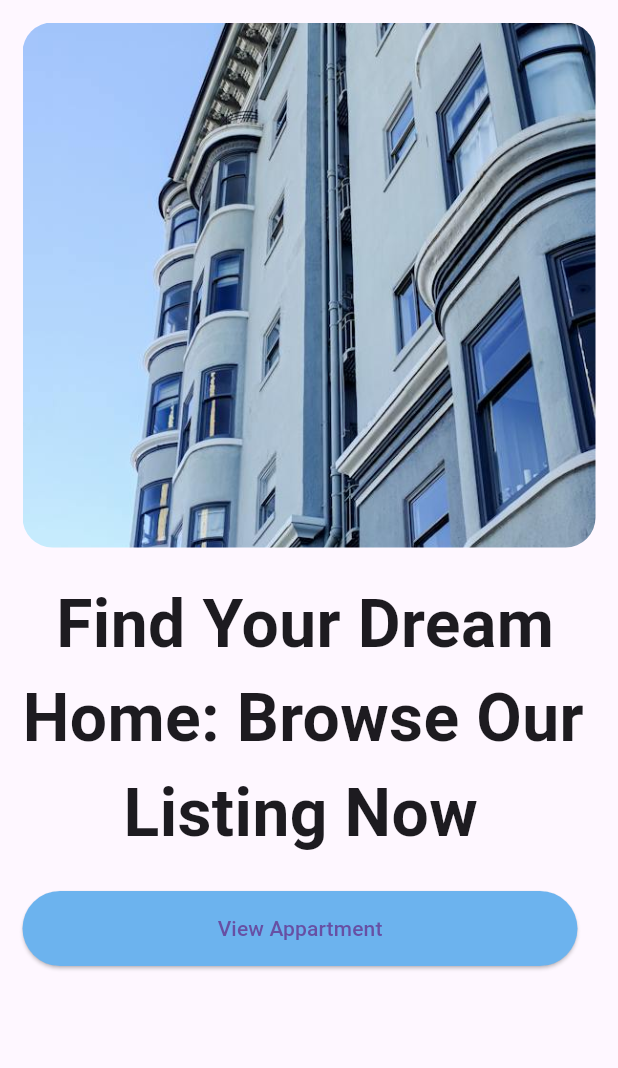
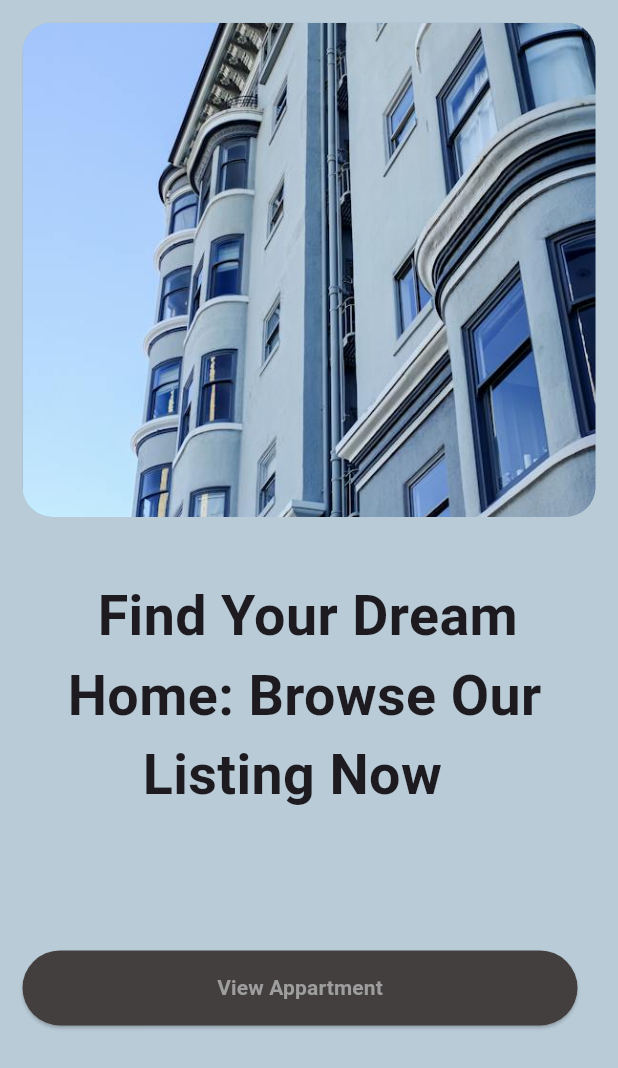
Before and after one commit to Amitkumarkoli/House_Harbor, a Flutter app: the screen it shows after launch, on a phone screen of 412 x 824 dp. Shown: the top 1068 px of the screen. Run offline on Flutter 3.47's test engine with Material 3 defaults, Android fonts, the light colour scheme and no system bars.

Commit message:
minor changes

```diff
--- a/lib/Screens/home_page.dart
+++ b/lib/Screens/home_page.dart
@@ -15,6 +15,7 @@ class _MyHomePageState extends State<HomePage> {
     return Scaffold(
       extendBodyBehindAppBar: true,
       appBar: AppBar(
+
         backgroundColor: Colors.transparent,
         elevation: 0,
         title: Text(widget.title),
@@ -52,7 +53,7 @@ class _MyHomePageState extends State<HomePage> {
                   decoration: BoxDecoration(
                     borderRadius: BorderRadius.circular(20.0),
                     image: const DecorationImage(
-                        image: AssetImage('assets/house.jpeg'),
+                        image: AssetImage('assets/house_image.jpeg'),
                         fit: BoxFit.cover),
                   ),
                 ),
@@ -67,11 +68,16 @@ class _MyHomePageState extends State<HomePage> {
                     fontSize: 16,
                     fontStyle: FontStyle.normal,
                     fontWeight: FontWeight.bold),
-              )
+              ),
+              BackButton(onPressed: (){
+                Navigator.pop(context);
+              },),
             ],
           ),
         ],
+
       ),
+
     );
   }
 }
--- a/lib/Screens/welcome_page.dart
+++ b/lib/Screens/welcome_page.dart
@@ -11,7 +11,11 @@ class WelcomePage extends StatefulWidget {
 class _WelcomePageState extends State<WelcomePage> {
   @override
   Widget build(BuildContext context) {
+
+    Size screenSize = MediaQuery.of(context).size;
+
     return Scaffold(
+      backgroundColor: const Color.fromARGB(255, 185, 203, 215),
       body: SafeArea(
         child: Padding(
           padding: const EdgeInsets.all(15.0),
@@ -20,33 +24,70 @@ class _WelcomePageState extends State<WelcomePage> {
             children: [
               ClipRRect(
                 borderRadius: BorderRadius.circular(20.0),
-                child: Container(
-                  width: double.infinity,
-                  height: 350,
-                  decoration: const BoxDecoration(
-                    image: DecorationImage(
-                      image: AssetImage('assets/house.jpeg'),
-                      fit: BoxFit.cover,
+                child: Expanded(
+                  child: Container(
+                    width: double.infinity,
+                    height: screenSize.width * 0.8,
+                    decoration: BoxDecoration(
+                      image: const DecorationImage(
+                        image: AssetImage('assets/house.jpeg'),
+                        fit: BoxFit.cover,
+                      ),
+                      boxShadow: [
+                        BoxShadow(
+                          color: const Color.fromARGB(255, 111, 156, 192).withOpacity(0.5),
+                          spreadRadius: 2,
+                          blurRadius: 5,
+                          offset: const Offset(0, 3)
+                        )
+                      ]
                     ),
                   ),
                 ),
               ),
-              const SizedBox(height: 20),
-              const Text(
-                '  Find Your Dream \nHome: Browse Our \n\t\t\t\t\t\tListing Now',
-                style: TextStyle(fontSize: 44, fontWeight: FontWeight.bold),
+              const SizedBox(height: 40),
+               Padding(
+                padding: const EdgeInsets.only(left:50),
+                child: Text(
+                  'Find Your Dream',
+                  style: TextStyle(
+                    fontSize: MediaQuery.of(context).size.width * 0.09,
+                    fontWeight: FontWeight.bold),
+                ),
               ),
-              const SizedBox(height: 20),
+               Padding(
+                padding: const EdgeInsets.only(left: 30),
+                child: Text(
+                  'Home: Browse Our',
+                  style: TextStyle(
+                  fontSize: MediaQuery.of(context).size.width * 0.09,
+                  fontWeight: FontWeight.bold),
+                ),
+              ),
+               Padding(
+                padding: const EdgeInsets.only(left: 80),
+                child: Text('Listing Now',
+                  style: TextStyle(
+                    fontSize: MediaQuery.of(context).size.width * 0.09,
+                    fontWeight: FontWeight.bold
+                  ),
+                ),
+              ),
+              const SizedBox(height: 90),
               ElevatedButton(
                 onPressed: () {
                    Navigator.push(context, MaterialPageRoute(builder: (context) => const HomePage(title: '',)));
                 },
                 style: ElevatedButton.styleFrom(
                   minimumSize: const Size(370, 50),
-                  backgroundColor: const Color.fromARGB(255, 108, 179, 238),
+                  backgroundColor:  const Color.fromARGB(255, 67, 63, 63)
                 ),
                 child: const Text(
                   'View Appartment',
+                  style: TextStyle(
+                    fontWeight: FontWeight.bold,
+                    color: Colors.grey
+                  ),
                 ),
               )
             ],
--- a/pubspec.yaml
+++ b/pubspec.yaml
@@ -62,6 +62,7 @@ flutter:
   assets:
     - assets/profile.jpeg
     - assets/house.jpeg
+    # - assets/house_image.jpeg
 
   # An image asset can refer to one or more resolution-specific "variants", see
   # https://flutter.dev/assets-and-images/#resolution-aware
```
